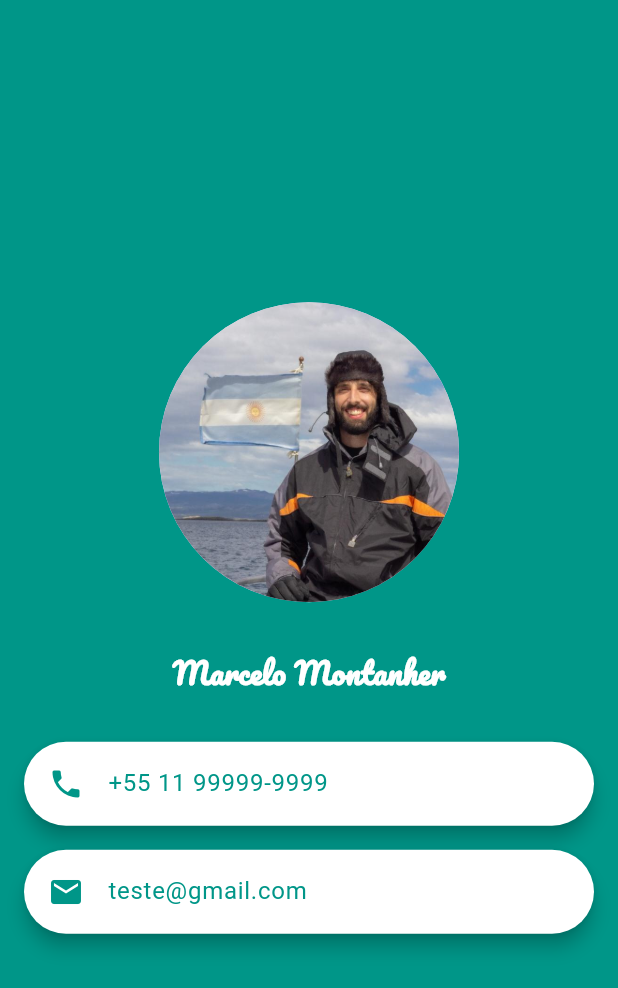
After one commit to marcelopmont/turma5, a Flutter app: the screen it shows after launch, on a phone screen of 412 x 824 dp. The commit adds this screen. Shown: the top 988 px of the screen. Run offline on Flutter 3.47's test engine with Material 3 defaults, Android fonts, the phone set to English and light mode, and no system bars.

Commit message:
Create new files

```diff
--- /dev/null
+++ b/lib/screens/components/personal_card_button.dart
@@ -0,0 +1,37 @@
+import 'package:flutter/material.dart';
+
+class PersonalCardButton extends StatelessWidget {
+  const PersonalCardButton({
+    super.key,
+    this.icon = Icons.star,
+    this.text,
+    required this.onPressed,
+  });
+
+  final IconData icon;
+  final String? text;
+  final Function() onPressed;
+
+  @override
+  Widget build(BuildContext context) {
+    return Material(
+      borderRadius: BorderRadius.circular(100),
+      elevation: 5,
+      color: const Color(0xFFFFFFFF),
+      child: ListTile(
+        onTap: onPressed,
+        leading: Icon(
+          icon,
+          color: Colors.teal,
+        ),
+        title: Text(
+          text ?? '',
+          style: const TextStyle(
+            color: Colors.teal,
+            fontSize: 16,
+          ),
+        ),
+      ),
+    );
+  }
+}
--- /dev/null
+++ b/lib/screens/personal_card_screen.dart
@@ -0,0 +1,64 @@
+import 'package:flutter/material.dart';
+import 'package:url_launcher/url_launcher.dart';
+
+import 'components/personal_card_button.dart';
+
+class PersonalCardScreen extends StatelessWidget {
+  const PersonalCardScreen({super.key});
+
+  @override
+  Widget build(BuildContext context) {
+    return Scaffold(
+      backgroundColor: Colors.teal,
+      body: SafeArea(
+        child: Padding(
+          padding: const EdgeInsets.symmetric(horizontal: 16.0),
+          child: Column(
+            mainAxisAlignment: MainAxisAlignment.center,
+            crossAxisAlignment: CrossAxisAlignment.center,
+            children: [
+              const CircleAvatar(
+                backgroundImage: AssetImage('assets/images/profile.jpeg'),
+                radius: 100,
+              ),
+              const SizedBox(
+                height: 32,
+              ),
+              const Text(
+                'Marcelo Montanher',
+                style: TextStyle(
+                  fontFamily: 'Pacifico',
+                  fontSize: 20,
+                  color: Colors.white,
+                  fontWeight: FontWeight.bold,
+                ),
+              ),
+              const SizedBox(height: 32),
+              PersonalCardButton(
+                icon: Icons.phone,
+                text: '+55 11 99999-9999',
+                onPressed: () => launchUrl(
+                  Uri(
+                    scheme: 'tel',
+                    path: '+5511999999999',
+                  ),
+                ),
+              ),
+              const SizedBox(height: 16),
+              PersonalCardButton(
+                icon: Icons.email,
+                text: 'teste@gmail.com',
+                onPressed: () => launchUrl(
+                  Uri(
+                    scheme: 'mailto',
+                    path: 'teste@gmail.com',
+                  ),
+                ),
+              ),
+            ],
+          ),
+        ),
+      ),
+    );
+  }
+}
```
Also changed, not shown: lib/main.dart (+2 -101 lines).
